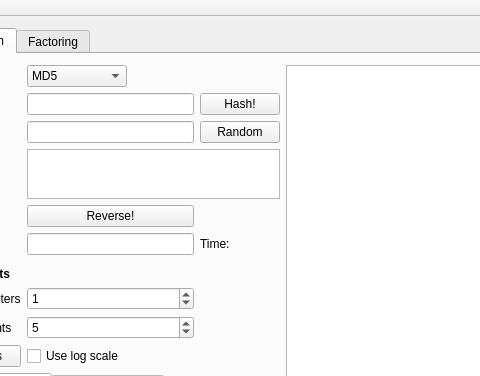
egandunning/learn-crypto, file CapstoneCryptography/forms/mainwindow.ui: the form before one commit; both pictures show x 104 to 584 and y 0 to 376 of the 1014 by 648 pixel window.
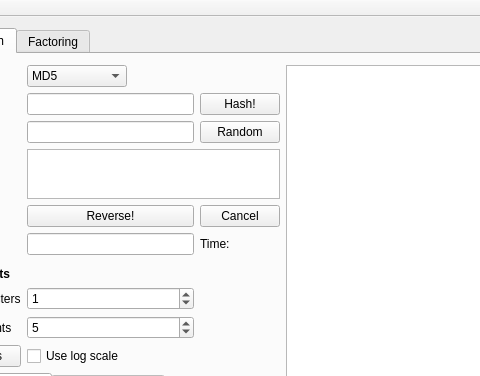
The form after the commit.

Commit message: kill switch for dictionary crack

Patch:
```diff
--- a/CapstoneCryptography/forms/mainwindow.ui
+++ b/CapstoneCryptography/forms/mainwindow.ui
@@ -505,6 +505,13 @@
             </property>
            </widget>
           </item>
+          <item row="4" column="2">
+           <widget class="QPushButton" name="cancelCrackButton">
+            <property name="text">
+             <string>Cancel</string>
+            </property>
+           </widget>
+          </item>
          </layout>
         </widget>
         <widget class="QWidget" name="tab_4">
```
Left out of the diff: 23 changed lines with no effect on the pictures. The commit also changes 9 other files.
